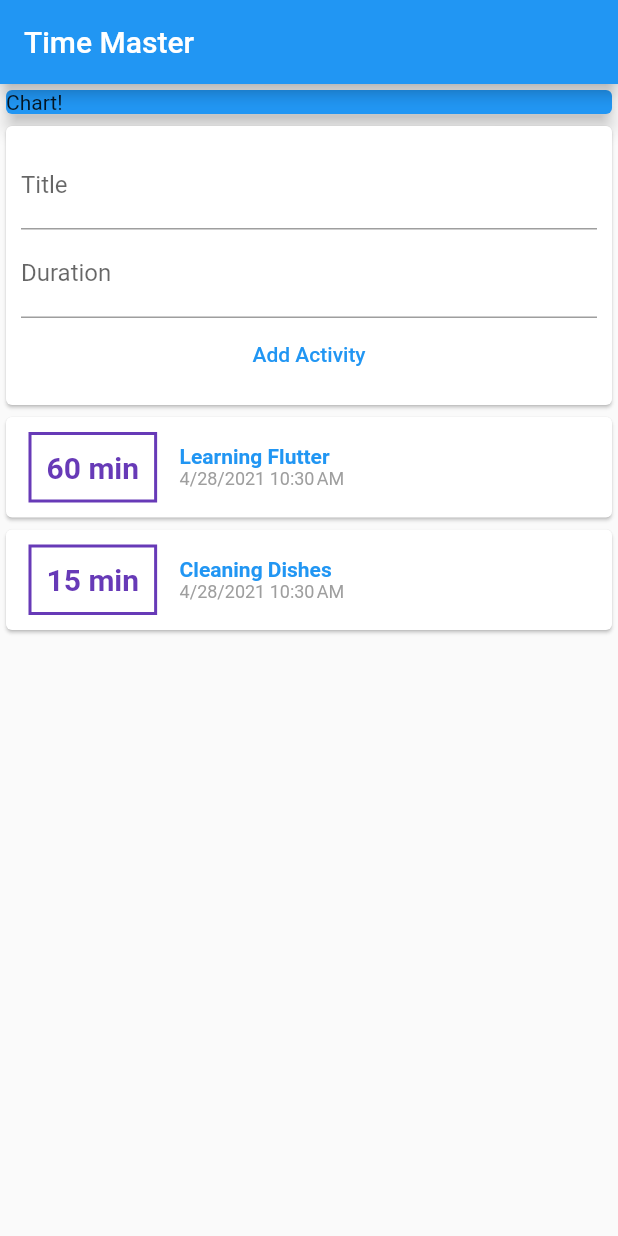
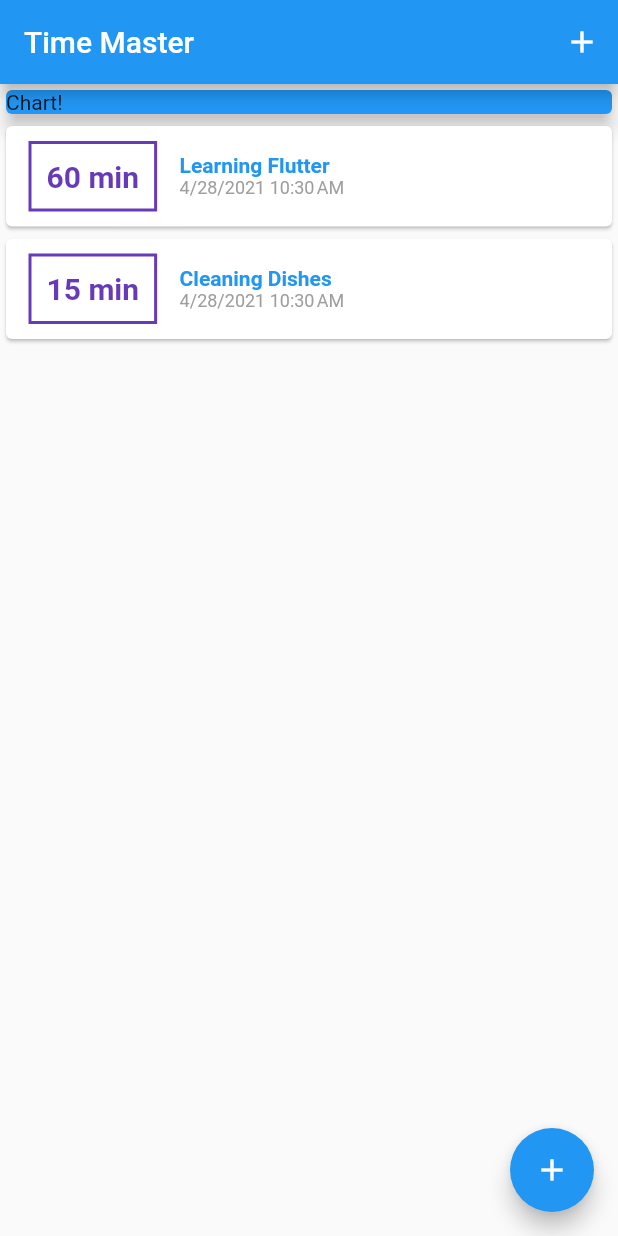
Before and after one commit to Alicja-T/time-master, a Flutter app: the screen it shows after launch, on a phone screen of 412 x 824 dp. Run offline on Flutter 3.47's test engine with Material 2 defaults, Android fonts, the phone set to English and light mode, and no system bars.

Commit message:
Adding action buttons

```diff
--- a/lib/main.dart
+++ b/lib/main.dart
@@ -1,6 +1,7 @@
 import 'package:flutter/material.dart';
-import 'widgets/user_timechunks.dart';
-
+import 'widgets/timechunk_list.dart';
+import 'widgets/new_timechunk.dart';
+import 'models/timechunk.dart';
 
 void main() => runApp(MyApp());
 
@@ -14,21 +15,67 @@ class MyApp extends StatelessWidget {
   }
 }
 
-class MyHomePage extends StatelessWidget {
+class MyHomePage extends StatefulWidget {
 
  // String titleInput;
  // String durationInput;
+  @override
+  _MyHomePageState createState() => _MyHomePageState();
+}
+class _MyHomePageState extends State<MyHomePage> {
+ final List<Timechunk> _userTimechunks = [
+    Timechunk(
+      id: 0,
+      title: 'Learning Flutter',
+      duration: 60,
+      start: DateTime.now(),
+      category: 'skills'),
+    Timechunk(
+      id: 1,
+      title: 'Cleaning Dishes',
+      duration: 15,
+      start: DateTime.now(),
+      category: 'chores'),
+  ];
 
+  void _addNewTimechunk(String tctitle, int tcduration) {
+    final newTimechunk = Timechunk(
+      title: tctitle,
+      duration : tcduration,
+      start: DateTime.now(),
+      category: 'TO_DO',
+      id: tctitle.hashCode
+      );
+
+    setState(() {
+      _userTimechunks.add(newTimechunk);
+    });
+  }
+
+  void _startAddNewTimeChunk(BuildContext ctx){
+    showModalBottomSheet(
+      context: ctx,
+      builder: (_) {
+      return GestureDetector(
+        onTap: () {},
+        child: NewTimechunk(_addNewTimechunk),
+        behavior: HitTestBehavior.opaque,);
+    });
+  }
 
   @override
   Widget build(BuildContext context) {
     return Scaffold(
       appBar: AppBar(
         title: Text('Time Master'),
+        actions: <Widget> [
+          IconButton(
+            icon: Icon(Icons.add),
+            onPressed: () => _startAddNewTimeChunk(context))
+        ],
       ),
       body: SingleChildScrollView(
-              child: Column(
-
+        child: Column(
           children: [
             Container(
               width: double.infinity,
@@ -38,10 +85,14 @@ class MyHomePage extends StatelessWidget {
                 elevation: 5,
               ),
             ),
-            UserTimechunks(),
+            TimechunkList(_userTimechunks)
           ],
         ),
-      )
+      ),
+      floatingActionButton: FloatingActionButton(
+        child: Icon(Icons.add),
+        onPressed: () => _startAddNewTimeChunk(context),
+      ),
     );
   }
 }
--- a/lib/widgets/timechunk_list.dart
+++ b/lib/widgets/timechunk_list.dart
@@ -11,7 +11,10 @@ class TimechunkList  extends StatelessWidget {
 
   @override
   Widget build(BuildContext context) {
-    return     Column(children: timechunks.map( (chunk) {
+    return Container(
+      height: 300,
+      child: ListView.builder(
+        itemBuilder: (ctx, index) {
           return Card(
                child: Row(children: <Widget> [
                   Container(
@@ -24,7 +27,7 @@ class TimechunkList  extends StatelessWidget {
                     )),
                     padding: EdgeInsets.all(10),
                     child: Text(
-                    '${chunk.duration} min',
+                      '${timechunks[index].duration} min',
                       style: TextStyle(
                           fontWeight: FontWeight.bold,
                           fontSize: 20,
@@ -36,14 +39,14 @@ class TimechunkList  extends StatelessWidget {
                   crossAxisAlignment: CrossAxisAlignment.start,
                   children: <Widget>[
                     Text(
-                    chunk.title,
+                      timechunks[index].title,
                       style: TextStyle(
                         fontWeight: FontWeight.bold,
                         fontSize: 14,
                         color: Colors.blue
                       )),
                     Text(
-                    DateFormat.yMd().add_jm().format(chunk.start),
+                      DateFormat.yMd().add_jm().format(timechunks[index].start),
                       style: TextStyle(
                         fontSize: 12,
                         color: Colors.grey
@@ -52,7 +55,9 @@ class TimechunkList  extends StatelessWidget {
                 )
                ])
              );
-         }).toList()
+        },
+        itemCount: timechunks.length,
+      ),
     );
   }
 }
```
Also changed, not shown: lib/widgets/new_timechunk.dart (+18 -11 lines). Lines whose indentation alone changed are shown as unchanged.
